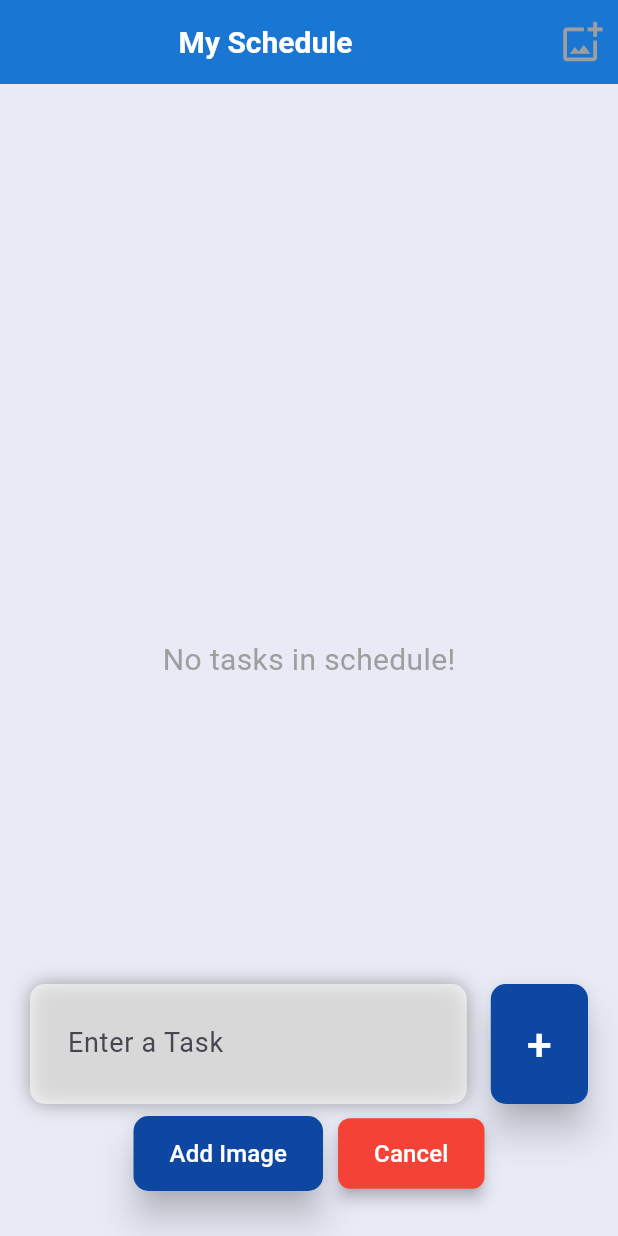
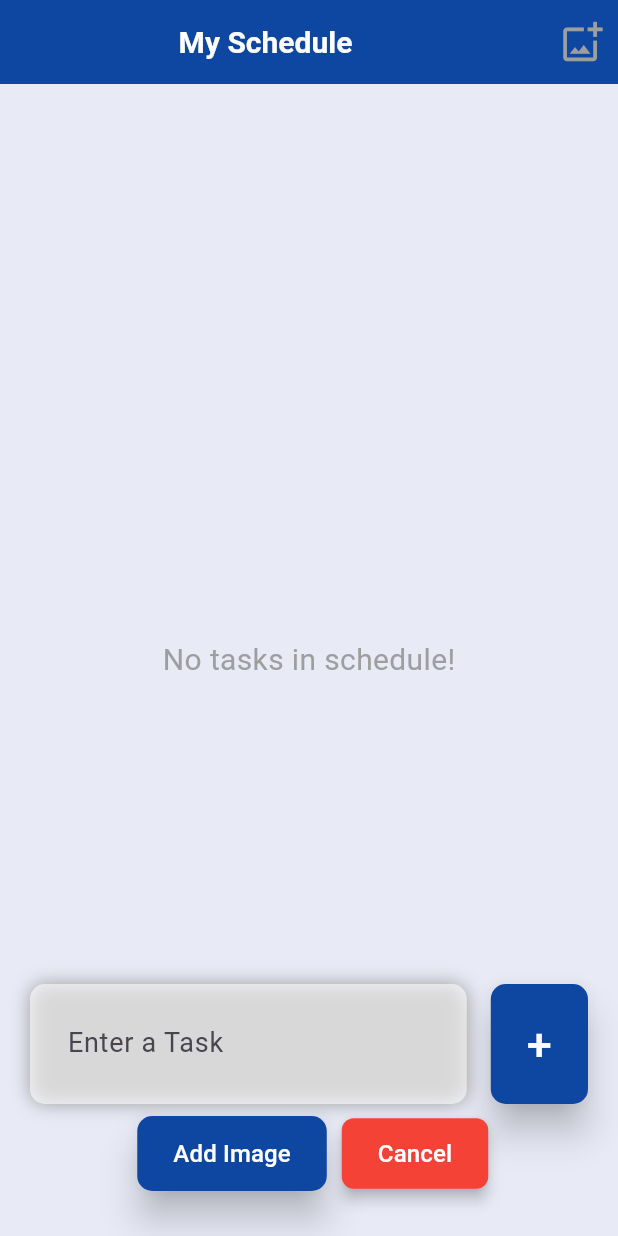
Before and after one commit to SukanyaDas2021/schedule_builder, a Flutter app: the screen it shows after launch, after a tap on "Add Tasks", on a phone screen of 412 x 824 dp. Run offline on Flutter 3.47's test engine with Material 3 defaults, Android fonts, the phone set to English and light mode, and no system bars; our stand-ins replace image_picker, sqflite; accounts and stored records are empty.

Commit message:
button orientation changed

```diff
--- a/lib/schedule.dart
+++ b/lib/schedule.dart
@@ -242,6 +242,8 @@ class _ScheduleState extends State<Schedule> {
   void _toggleTaskInput() {
     setState(() {
       _showTaskInput = !_showTaskInput;
+      _selectedImagePath = null;
+      _taskController.text = '';
     });
   }
 
@@ -384,6 +386,20 @@ class _ScheduleState extends State<Schedule> {
                     Row(
                       mainAxisAlignment: MainAxisAlignment.center,
                       children: [
+                        if (_selectedImagePath != null)
+                          Container(
+                            width: 50,
+                            height: 50,
+                            margin: EdgeInsets.only(left: 8.0),
+                            decoration: BoxDecoration(
+                              borderRadius: BorderRadius.circular(10),
+                              image: DecorationImage(
+                                image: FileImage(File(_selectedImagePath!)),
+                                fit: BoxFit.cover,
+                              ),
+                            ),
+                          ),
+                        const SizedBox(width: 5),
                         ElevatedButton(
                           onPressed: () {
                             _pickImage(); // Replace _pickImage with your image picking logic
@@ -397,19 +413,6 @@ class _ScheduleState extends State<Schedule> {
                           child: const Text(
                             'Add Image',
                             style: TextStyle(color: Colors.white, fontSize: 16),
-                          ),
-                        ),
-                        if (_selectedImagePath != null)
-                          Container(
-                            width: 50,
-                            height: 50,
-                            margin: EdgeInsets.only(left: 8.0),
-                            decoration: BoxDecoration(
-                              borderRadius: BorderRadius.circular(10),
-                              image: DecorationImage(
-                                image: FileImage(File(_selectedImagePath!)),
-                                fit: BoxFit.cover,
-                              ),
                           ),
                         ),
                         const SizedBox(width: 10),
@@ -448,7 +451,7 @@ class _ScheduleState extends State<Schedule> {
                       ElevatedButton(
                         onPressed: _toggleTaskInput,
                         style: ElevatedButton.styleFrom(
-                          backgroundColor: Colors.blue,
+                          backgroundColor: Colors.blue[900],
                           foregroundColor: Colors.white,
                           minimumSize: const Size(140, 50),
                           textStyle: const TextStyle(fontSize: 18, fontWeight: FontWeight.bold, fontFamily: HttpHeaders.rangeHeader),
@@ -459,7 +462,7 @@ class _ScheduleState extends State<Schedule> {
                       ElevatedButton(
                         onPressed: _toggleAddingTasks,
                         style: ElevatedButton.styleFrom(
-                          backgroundColor: Colors.green,
+                          backgroundColor: Colors.green[800],
                           foregroundColor: Colors.white,
                           minimumSize: const Size(150, 50),
                           textStyle: const TextStyle(fontSize: 18, fontWeight: FontWeight.bold),
@@ -496,7 +499,7 @@ class _ScheduleState extends State<Schedule> {
                   ElevatedButton(
                     onPressed: _restartSchedule,
                     style: ElevatedButton.styleFrom(
-                      backgroundColor: Colors.blueAccent,
+                      backgroundColor: Colors.blue[900],
                       foregroundColor: Colors.white,
                       minimumSize: const Size(140, 40),
                       textStyle: const TextStyle(fontSize: 15, fontWeight: FontWeight.bold),
@@ -534,7 +537,7 @@ class _ScheduleState extends State<Schedule> {
 
   AppBar _buildAppBar() {
     return AppBar(
-      backgroundColor: Colors.blue[700],
+      backgroundColor: Colors.blue[900],
       centerTitle: true,
       title: _isEditingTitle && _addingTasks
           ? Center(
@@ -563,6 +566,7 @@ class _ScheduleState extends State<Schedule> {
           child: Center(
             child: Text(
               _titleController.text,
+              textAlign: TextAlign.right,
               style: const TextStyle(fontSize: 20, fontWeight: FontWeight.bold, color: Colors.white),
             ),
           ),
@@ -577,6 +581,7 @@ class _ScheduleState extends State<Schedule> {
               child: Image.file(
                 File(_appBarImagePath),
                 fit: BoxFit.cover,
+                width: 50, height: 50,
               ),
             ),
           )
--- a/lib/taskitem.dart
+++ b/lib/taskitem.dart
@@ -168,8 +168,11 @@ class _TaskItemState extends State<TaskItem> {
                       widget.text,
                       style: TextStyle(
                         fontSize: 22.0,
-                        fontWeight: FontWeight.bold,
+                        fontWeight: widget.isDone? FontWeight.normal : FontWeight.bold,
                         decoration: widget.isDone? TextDecoration.lineThrough : null,
+                        decorationColor: widget.isDone ? Colors.red : null,
+                        decorationThickness: 2.0,
+                        //color: widget.isDone ? Colors.red : Colors.black,
                       ),
                     ),
                   ),
```
Lines whose indentation alone changed are shown as unchanged.
